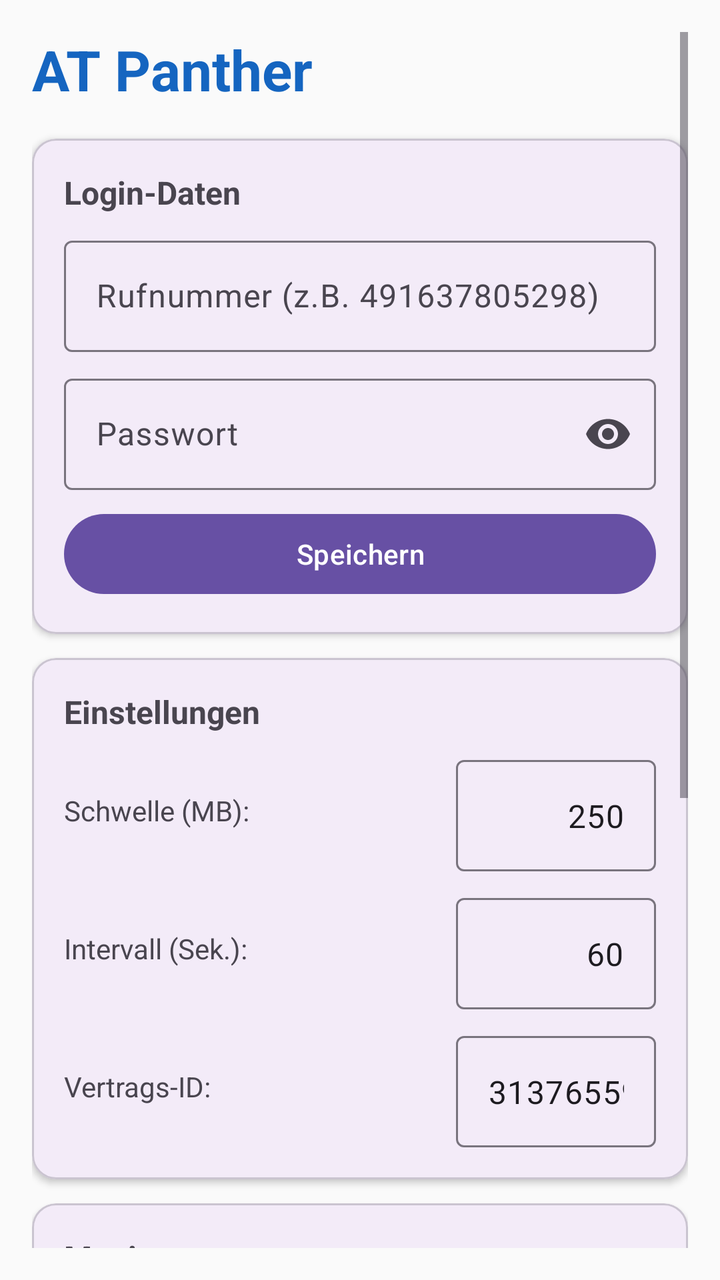
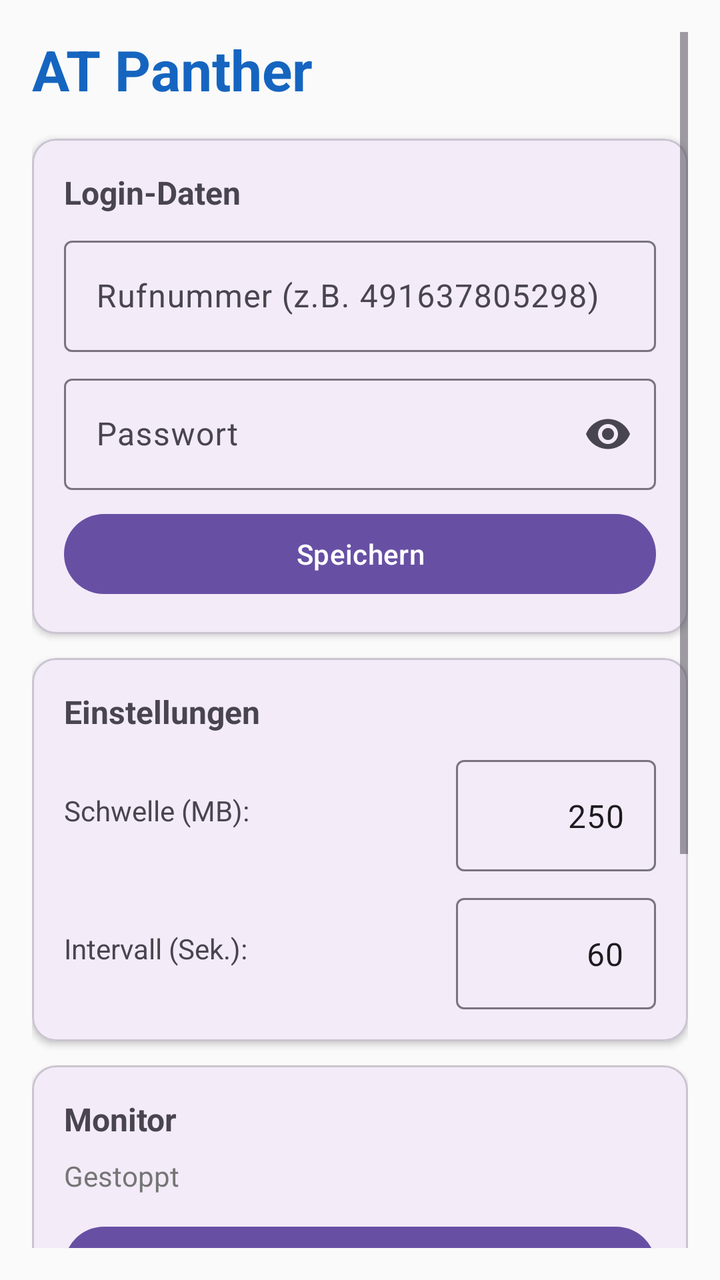

Compare the two renders of this Android layout. The source of the first and the diff that turns it into the second are given below.
<!-- AndroidManifest.xml: application theme Theme.Material3.Light.NoActionBar -->
<!-- res/layout/activity_main.xml -->
<?xml version="1.0" encoding="utf-8"?>
<ScrollView xmlns:android="http://schemas.android.com/apk/res/android"
    xmlns:app="http://schemas.android.com/apk/res-auto"
    android:layout_width="match_parent"
    android:layout_height="match_parent"
    android:padding="16dp"
    android:background="#FAFAFA">

    <LinearLayout
        android:layout_width="match_parent"
        android:layout_height="wrap_content"
        android:orientation="vertical">

        
        <TextView
            android:layout_width="match_parent"
            android:layout_height="wrap_content"
            android:text="AT Panther"
            android:textSize="28sp"
            android:textStyle="bold"
            android:textColor="#1565C0"
            android:layout_marginBottom="16dp" />

        
        <com.google.android.material.card.MaterialCardView
            android:layout_width="match_parent"
            android:layout_height="wrap_content"
            android:layout_marginBottom="12dp"
            app:cardCornerRadius="12dp"
            app:cardElevation="2dp">

            <LinearLayout
                android:layout_width="match_parent"
                android:layout_height="wrap_content"
                android:orientation="vertical"
                android:padding="16dp">

                <TextView
                    android:layout_width="wrap_content"
                    android:layout_height="wrap_content"
                    android:text="Login-Daten"
                    android:textSize="16sp"
                    android:textStyle="bold"
                    android:layout_marginBottom="8dp" />

                <com.google.android.material.textfield.TextInputLayout
                    android:layout_width="match_parent"
                    android:layout_height="wrap_content"
                    android:hint="Rufnummer (z.B. 491637805298)">

                    <com.google.android.material.textfield.TextInputEditText
                        android:id="@+id/etPhone"
                        android:layout_width="match_parent"
                        android:layout_height="wrap_content"
                        android:inputType="phone" />
                </com.google.android.material.textfield.TextInputLayout>

                <com.google.android.material.textfield.TextInputLayout
                    android:layout_width="match_parent"
                    android:layout_height="wrap_content"
                    android:layout_marginTop="8dp"
                    android:hint="Passwort"
                    app:endIconMode="password_toggle">

                    <com.google.android.material.textfield.TextInputEditText
                        android:id="@+id/etPassword"
                        android:layout_width="match_parent"
                        android:layout_height="wrap_content"
                        android:inputType="textPassword" />
                </com.google.android.material.textfield.TextInputLayout>

                <com.google.android.material.button.MaterialButton
                    android:id="@+id/btnSaveCredentials"
                    android:layout_width="match_parent"
                    android:layout_height="wrap_content"
                    android:layout_marginTop="8dp"
                    android:text="Speichern" />

            </LinearLayout>
        </com.google.android.material.card.MaterialCardView>

        
        <com.google.android.material.card.MaterialCardView
            android:layout_width="match_parent"
            android:layout_height="wrap_content"
            android:layout_marginBottom="12dp"
            app:cardCornerRadius="12dp"
            app:cardElevation="2dp">

            <LinearLayout
                android:layout_width="match_parent"
                android:layout_height="wrap_content"
                android:orientation="vertical"
                android:padding="16dp">

                <TextView
                    android:layout_width="wrap_content"
                    android:layout_height="wrap_content"
                    android:text="Einstellungen"
                    android:textSize="16sp"
                    android:textStyle="bold"
                    android:layout_marginBottom="8dp" />

                <LinearLayout
                    android:layout_width="match_parent"
                    android:layout_height="wrap_content"
                    android:orientation="horizontal"
                    android:gravity="center_vertical">

                    <TextView
                        android:layout_width="0dp"
                        android:layout_height="wrap_content"
                        android:layout_weight="1"
                        android:text="Schwelle (MB):" />

                    <com.google.android.material.textfield.TextInputLayout
                        android:layout_width="100dp"
                        android:layout_height="wrap_content">

                        <com.google.android.material.textfield.TextInputEditText
                            android:id="@+id/etThreshold"
                            android:layout_width="match_parent"
                            android:layout_height="wrap_content"
                            android:inputType="number"
                            android:text="250"
                            android:gravity="end" />
                    </com.google.android.material.textfield.TextInputLayout>
                </LinearLayout>

                <LinearLayout
                    android:layout_width="match_parent"
                    android:layout_height="wrap_content"
                    android:orientation="horizontal"
                    android:gravity="center_vertical"
                    android:layout_marginTop="8dp">

                    <TextView
                        android:layout_width="0dp"
                        android:layout_height="wrap_content"
                        android:layout_weight="1"
                        android:text="Intervall (Sek.):" />

                    <com.google.android.material.textfield.TextInputLayout
                        android:layout_width="100dp"
                        android:layout_height="wrap_content">

                        <com.google.android.material.textfield.TextInputEditText
                            android:id="@+id/etInterval"
                            android:layout_width="match_parent"
                            android:layout_height="wrap_content"
                            android:inputType="number"
                            android:text="60"
                            android:gravity="end" />
                    </com.google.android.material.textfield.TextInputLayout>
                </LinearLayout>

                <LinearLayout
                    android:layout_width="match_parent"
                    android:layout_height="wrap_content"
                    android:orientation="horizontal"
                    android:gravity="center_vertical"
                    android:layout_marginTop="8dp">

                    <TextView
                        android:layout_width="0dp"
                        android:layout_height="wrap_content"
                        android:layout_weight="1"
                        android:text="Vertrags-ID:" />

                    <com.google.android.material.textfield.TextInputLayout
                        android:layout_width="100dp"
                        android:layout_height="wrap_content">

                        <com.google.android.material.textfield.TextInputEditText
                            android:id="@+id/etContractId"
                            android:layout_width="match_parent"
                            android:layout_height="wrap_content"
                            android:inputType="number"
                            android:text="31376559"
                            android:gravity="end" />
                    </com.google.android.material.textfield.TextInputLayout>
                </LinearLayout>

            </LinearLayout>
        </com.google.android.material.card.MaterialCardView>

        
        <com.google.android.material.card.MaterialCardView
            android:layout_width="match_parent"
            android:layout_height="wrap_content"
            android:layout_marginBottom="12dp"
            app:cardCornerRadius="12dp"
            app:cardElevation="2dp">

            <LinearLayout
                android:layout_width="match_parent"
                android:layout_height="wrap_content"
                android:orientation="vertical"
                android:padding="16dp">

                <TextView
                    android:layout_width="wrap_content"
                    android:layout_height="wrap_content"
                    android:text="Monitor"
                    android:textSize="16sp"
                    android:textStyle="bold"
                    android:layout_marginBottom="8dp" />

                <TextView
                    android:id="@+id/tvStatus"
                    android:layout_width="match_parent"
                    android:layout_height="wrap_content"
                    android:text="Gestoppt"
                    android:textSize="14sp"
                    android:textColor="#757575"
                    android:layout_marginBottom="12dp" />

                <com.google.android.material.button.MaterialButton
                    android:id="@+id/btnToggleService"
                    android:layout_width="match_parent"
                    android:layout_height="wrap_content"
                    android:text="Monitor starten" />

            </LinearLayout>
        </com.google.android.material.card.MaterialCardView>

        
        <com.google.android.material.card.MaterialCardView
            android:layout_width="match_parent"
            android:layout_height="wrap_content"
            app:cardCornerRadius="12dp"
            app:cardElevation="2dp">

            <LinearLayout
                android:layout_width="match_parent"
                android:layout_height="wrap_content"
                android:orientation="vertical"
                android:padding="16dp">

                <TextView
                    android:layout_width="wrap_content"
                    android:layout_height="wrap_content"
                    android:text="Verlauf"
                    android:textSize="16sp"
                    android:textStyle="bold"
                    android:layout_marginBottom="8dp" />

                <androidx.recyclerview.widget.RecyclerView
                    android:id="@+id/rvLog"
                    android:layout_width="match_parent"
                    android:layout_height="0dp"
                    android:layout_weight="1"
                    android:minHeight="200dp"
                    android:nestedScrollingEnabled="false" />

            </LinearLayout>
        </com.google.android.material.card.MaterialCardView>

    </LinearLayout>
</ScrollView>
<!-- resources referenced by this layout -->
<resources>

</resources>

<!-- the commit's change to res/layout/activity_main.xml (unified diff, before → after) -->
@@ -154,33 +154,6 @@
                     </com.google.android.material.textfield.TextInputLayout>
                 </LinearLayout>
 
-                <LinearLayout
-                    android:layout_width="match_parent"
-                    android:layout_height="wrap_content"
-                    android:orientation="horizontal"
-                    android:gravity="center_vertical"
-                    android:layout_marginTop="8dp">
-
-                    <TextView
-                        android:layout_width="0dp"
-                        android:layout_height="wrap_content"
-                        android:layout_weight="1"
-                        android:text="Vertrags-ID:" />
-
-                    <com.google.android.material.textfield.TextInputLayout
-                        android:layout_width="100dp"
-                        android:layout_height="wrap_content">
-
-                        <com.google.android.material.textfield.TextInputEditText
-                            android:id="@+id/etContractId"
-                            android:layout_width="match_parent"
-                            android:layout_height="wrap_content"
-                            android:inputType="number"
-                            android:text="31376559"
-                            android:gravity="end" />
-                    </com.google.android.material.textfield.TextInputLayout>
-                </LinearLayout>
-
             </LinearLayout>
         </com.google.android.material.card.MaterialCardView>
 
